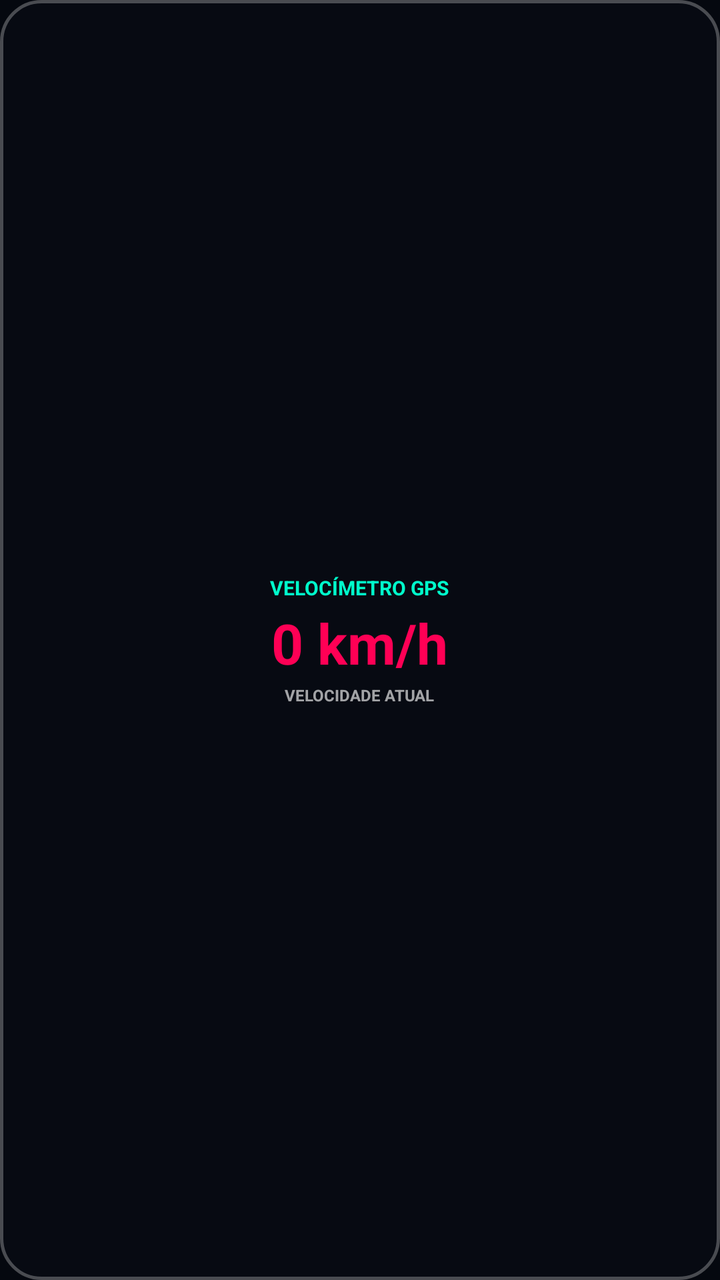
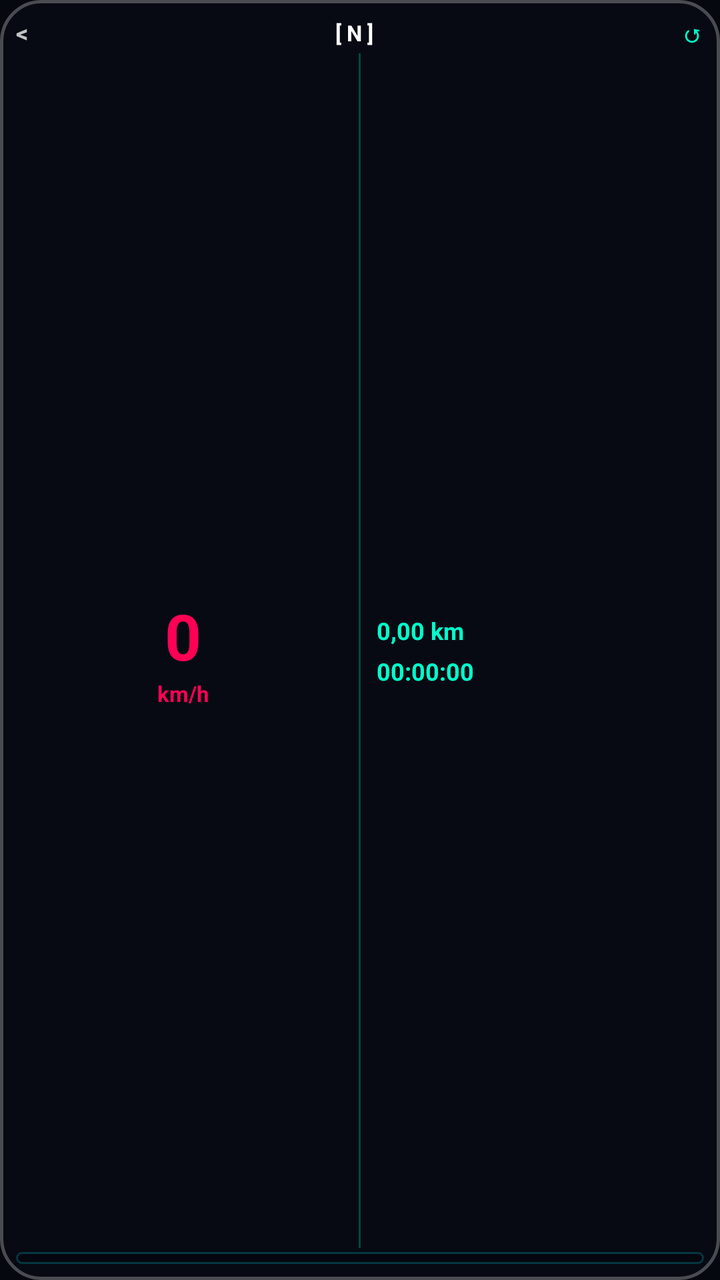

Compare the two renders of this Android layout. The source of the first and the diff that turns it into the second are given below.
<!-- AndroidManifest.xml: application theme Theme.MyApplication -->
<!-- res/layout/widget_cover_layout.xml -->
<?xml version="1.0" encoding="utf-8"?>
<LinearLayout xmlns:android="http://schemas.android.com/apk/res/android"
    android:id="@+id/widget_container"
    android:layout_width="match_parent"
    android:layout_height="match_parent"
    android:orientation="vertical"
    android:gravity="center"
    android:background="@drawable/bg_glass_widget"
    android:padding="8dp">

    <TextView
        android:layout_width="wrap_content"
        android:layout_height="wrap_content"
        android:text="VELOCÍMETRO GPS"
        android:textColor="#00FFCC"
        android:textSize="10sp"
        android:textStyle="bold" />

    <TextView
        android:id="@+id/widget_speed_text"
        android:layout_width="wrap_content"
        android:layout_height="wrap_content"
        android:text="0 km/h"
        android:textColor="#FF0055"
        android:textSize="28sp"
        android:textStyle="bold"
        android:layout_marginTop="2dp"
        android:layout_marginBottom="2dp" />

    <TextView
        android:layout_width="wrap_content"
        android:layout_height="wrap_content"
        android:text="VELOCIDADE ATUAL"
        android:textColor="#A0FFFFFF"
        android:textSize="8sp"
        android:textStyle="bold" />

</LinearLayout>
<!-- resources referenced by this layout -->
<resources>
  <!-- drawable bg_glass_widget (drawable) -->
  <?xml version="1.0" encoding="utf-8"?>
  <shape xmlns:android="http://schemas.android.com/apk/res/android"
      android:shape="rectangle">
      <solid android:color="#75090E17" />
      <stroke
          android:width="1.5dp"
          android:color="#45FFFFFF" />
      <corners android:radius="20dp" />
  </shape>
  <style name="Theme.MyApplication" parent="android:Theme.Material.NoActionBar">
          <item name="android:windowIsTranslucent">false</item>
          <item name="android:windowBackground">#05080F</item>
          <item name="android:windowNoTitle">true</item>
          <item name="android:backgroundDimEnabled">false</item>
          <item name="android:windowAnimationStyle">@style/SeamlessWindowAnimation</item>
      </style>
  <style name="SeamlessWindowAnimation" parent="android:Animation">
          <item name="android:activityOpenEnterAnimation">@android:anim/fade_in</item>
          <item name="android:activityOpenExitAnimation">@android:anim/fade_out</item>
          <item name="android:activityCloseEnterAnimation">@android:anim/fade_in</item>
          <item name="android:activityCloseExitAnimation">@android:anim/fade_out</item>
      </style>
</resources>

<!-- the commit's change to res/layout/widget_cover_layout.xml (unified diff, before → after) -->
@@ -8,31 +8,121 @@
     android:background="@drawable/bg_glass_widget"
     android:padding="8dp">
 
-    <TextView
-        android:layout_width="wrap_content"
+    
+    <LinearLayout
+        android:layout_width="match_parent"
         android:layout_height="wrap_content"
-        android:text="VELOCÍMETRO GPS"
-        android:textColor="#00FFCC"
-        android:textSize="10sp"
-        android:textStyle="bold" />
+        android:orientation="horizontal"
+        android:gravity="center_vertical"
+        android:layout_marginBottom="2dp">
 
-    <TextView
-        android:id="@+id/widget_speed_text"
-        android:layout_width="wrap_content"
-        android:layout_height="wrap_content"
-        android:text="0 km/h"
-        android:textColor="#FF0055"
-        android:textSize="28sp"
-        android:textStyle="bold"
-        android:layout_marginTop="2dp"
-        android:layout_marginBottom="2dp" />
+        <TextView
+            android:layout_width="wrap_content"
+            android:layout_height="wrap_content"
+            android:text="&lt;"
+            android:textColor="#C0FFFFFF"
+            android:textSize="12sp"
+            android:textStyle="bold" />
 
-    <TextView
-        android:layout_width="wrap_content"
-        android:layout_height="wrap_content"
-        android:text="VELOCIDADE ATUAL"
-        android:textColor="#A0FFFFFF"
-        android:textSize="8sp"
-        android:textStyle="bold" />
+        <TextView
+            android:layout_width="0dp"
+            android:layout_height="wrap_content"
+            android:layout_weight="1"
+            android:text="[ N ]"
+            android:textColor="#FFFFFF"
+            android:textSize="11sp"
+            android:textStyle="bold"
+            android:gravity="center" />
+
+        <TextView
+            android:layout_width="wrap_content"
+            android:layout_height="wrap_content"
+            android:text="↺"
+            android:textColor="#00FFCC"
+            android:textSize="12sp"
+            android:textStyle="bold" />
+
+    </LinearLayout>
+
+    
+    <LinearLayout
+        android:layout_width="match_parent"
+        android:layout_height="0dp"
+        android:layout_weight="1"
+        android:orientation="horizontal"
+        android:gravity="center_vertical">
+
+        
+        <LinearLayout
+            android:layout_width="0dp"
+            android:layout_height="wrap_content"
+            android:layout_weight="1"
+            android:orientation="vertical"
+            android:gravity="center">
+
+            <TextView
+                android:id="@+id/widget_speed_text"
+                android:layout_width="wrap_content"
+                android:layout_height="wrap_content"
+                android:text="0"
+                android:textColor="#FF0055"
+                android:textSize="32sp"
+                android:textStyle="bold" />
+
+            <TextView
+                android:layout_width="wrap_content"
+                android:layout_height="wrap_content"
+                android:text="km/h"
+                android:textColor="#FF0055"
+                android:textSize="11sp"
+                android:textStyle="bold" />
+        </LinearLayout>
+
+        
+        <FrameLayout
+            android:layout_width="1dp"
+            android:layout_height="match_parent"
+            android:background="#4000FFCC"
+            android:layout_marginStart="4dp"
+            android:layout_marginEnd="4dp" />
+
+        
+        <LinearLayout
+            android:layout_width="0dp"
+            android:layout_height="wrap_content"
+            android:layout_weight="1"
+            android:orientation="vertical"
+            android:gravity="start|center_vertical"
+            android:paddingStart="4dp"
+            android:paddingEnd="4dp">
+
+            <TextView
+                android:id="@+id/widget_distance_text"
+                android:layout_width="wrap_content"
+                android:layout_height="wrap_content"
+                android:text="0,00 km"
+                android:textColor="#00FFCC"
+                android:textSize="12sp"
+                android:textStyle="bold" />
+
+            <TextView
+                android:id="@+id/widget_time_text"
+                android:layout_width="wrap_content"
+                android:layout_height="wrap_content"
+                android:text="00:00:00"
+                android:textColor="#00FFCC"
+                android:textSize="12sp"
+                android:textStyle="bold"
+                android:layout_marginTop="4dp" />
+        </LinearLayout>
+
+    </LinearLayout>
+
+    
+    <FrameLayout
+        android:layout_width="match_parent"
+        android:layout_height="6dp"
+        android:background="@drawable/bg_glass_card"
+        android:layout_marginTop="2dp" />
 
 </LinearLayout>
<!-- resource entries referenced after the edit -->
@@ -1,5 +1,15 @@
 <!-- resources referenced by this layout -->
 <resources>
+  <!-- drawable bg_glass_card (drawable) -->
+  <?xml version="1.0" encoding="utf-8"?>
+  <shape xmlns:android="http://schemas.android.com/apk/res/android"
+      android:shape="rectangle">
+      <solid android:color="#9504060C" />
+      <stroke
+          android:width="1dp"
+          android:color="#3500E5FF" />
+      <corners android:radius="12dp" />
+  </shape>
   <!-- drawable bg_glass_widget (drawable) -->
   <?xml version="1.0" encoding="utf-8"?>
   <shape xmlns:android="http://schemas.android.com/apk/res/android"
